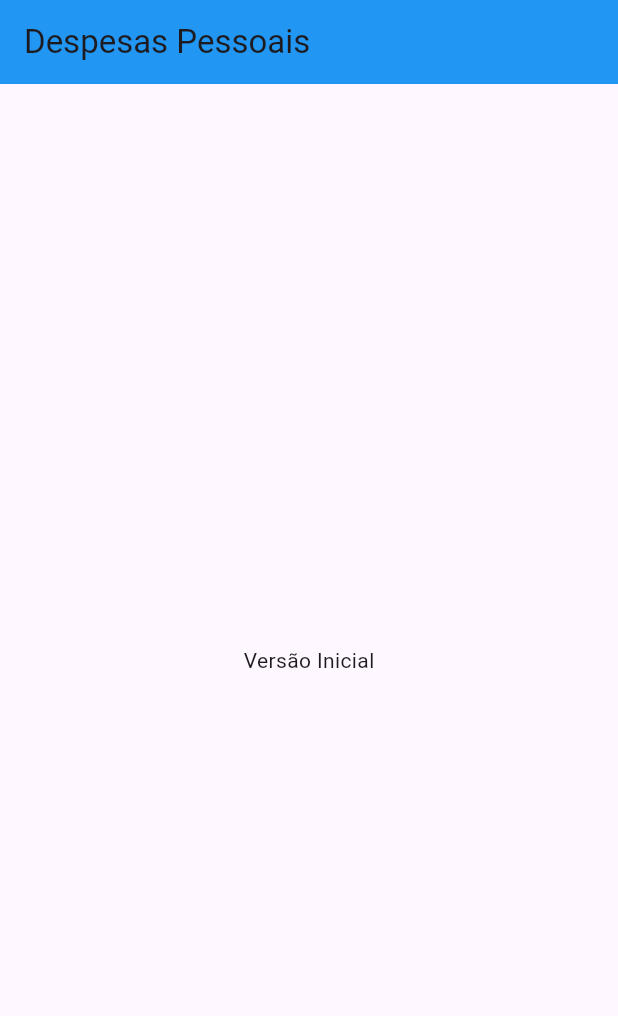
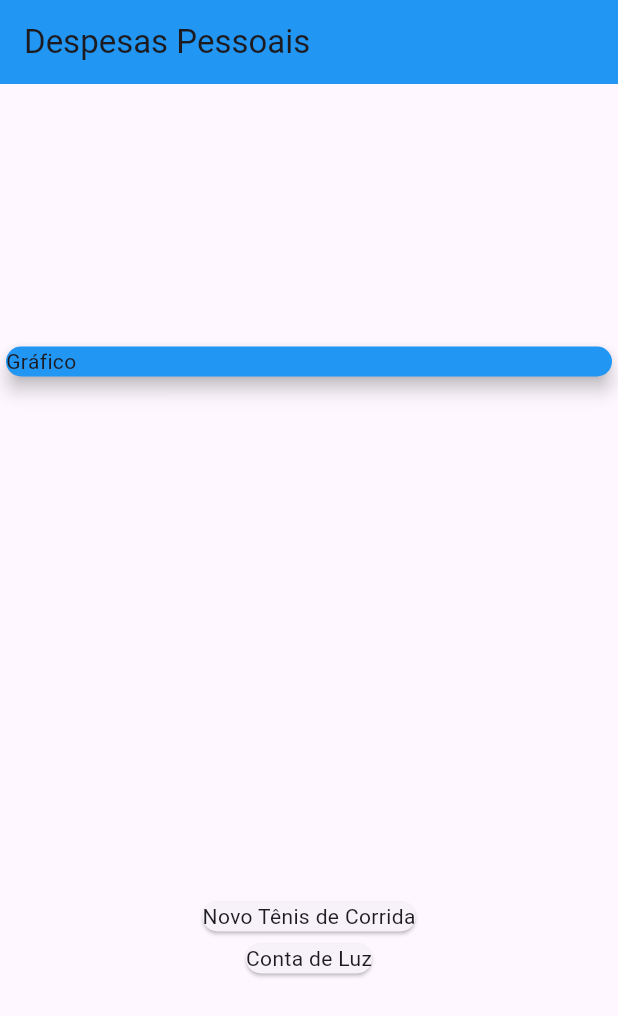
Before and after one commit to ArthurRCastilho/app_despesas, a Flutter app: the screen it shows after launch, on a phone screen of 412 x 824 dp. Shown: the top 1016 px of the screen. Run offline on Flutter 3.47's test engine with Material 3 defaults, Android fonts, the phone set to English and light mode, and no system bars.

Commit message:
Corrigindo arquivo widget_test.dart dentro da pasta test, criação da pasta models e do arquivo transactions.dart, que serão as transações feitas, na main.dart foi criado uma lista _transactions com duas transações feitas, e apresentamos elas no aplicativo usando .map()

```diff
--- a/lib/main.dart
+++ b/lib/main.dart
@@ -1,28 +1,58 @@
+import 'package:app_despesas/models/transaction.dart';
+import 'package:flutter/cupertino.dart';
 import 'package:flutter/material.dart';
+import 'package:flutter/widgets.dart';
 
 main() => runApp(ExpensesApp());
 
 class ExpensesApp extends StatelessWidget {
   @override
   Widget build(BuildContext context) {
-    return const MaterialApp(
+    return MaterialApp(
       home: MyHomePage(),
     );
   }
 }
 
 class MyHomePage extends StatelessWidget {
-  const MyHomePage({super.key});
+  final _transactions = [
+    Transaction(
+        id: 't1',
+        title: 'Novo Tênis de Corrida',
+        value: 310.76,
+        date: DateTime.now()),
+    Transaction(
+      id: 't2',
+      title: 'Conta de Luz',
+      value: 211.30,
+      date: DateTime.now(),
+    ),
+  ];
 
   @override
   Widget build(BuildContext context) {
     return Scaffold(
       appBar: AppBar(
         backgroundColor: Colors.blue,
-        title: Text('Despesas Pessoais'),
+        title: const Text('Despesas Pessoais'),
       ),
-      body: const Center(
-        child: Text('Versão Inicial'),
+      body: Column(
+        mainAxisAlignment: MainAxisAlignment.spaceAround,
+        crossAxisAlignment: CrossAxisAlignment.stretch,
+        children: <Widget>[
+          const Card(
+            color: Colors.blue,
+            elevation: 5,
+            child: Text('Gráfico'),
+          ),
+          Column(
+            children: _transactions.map((tr) {
+              return Card(
+                child: Text(tr.title),
+              );
+            }).toList(),
+          ),
+        ],
       ),
     );
   }
--- /dev/null
+++ b/lib/models/transaction.dart
@@ -0,0 +1,12 @@
+class Transaction {
+  final String id;
+  final String title;
+  final double value;
+  final DateTime date;
+
+  Transaction(
+      {required this.id,
+      required this.title,
+      required this.value,
+      required this.date});
+}
```
Also changed, not shown: 1 other file.
